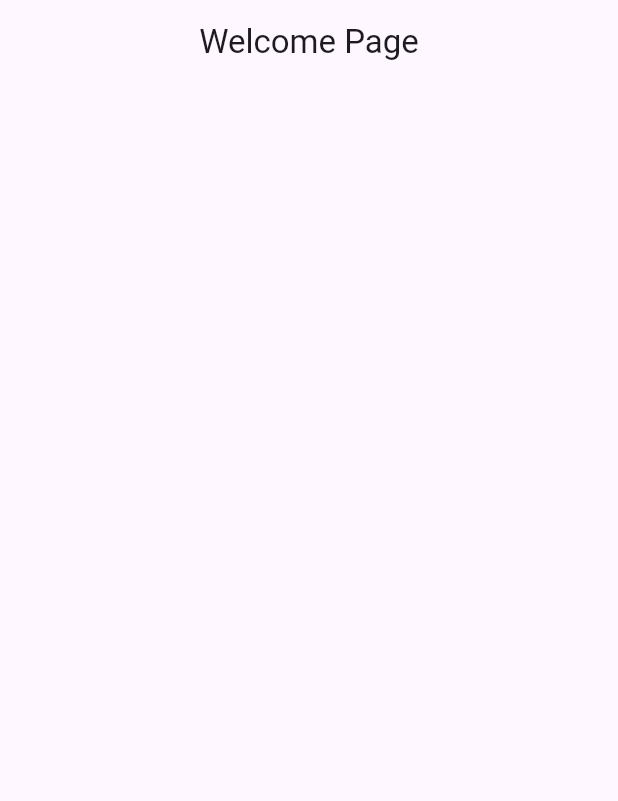
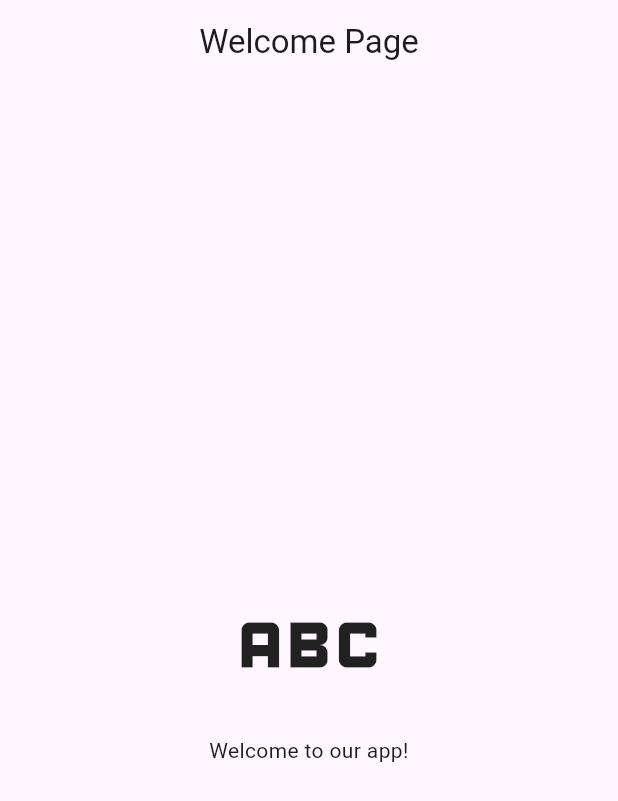
Before and after one commit to abdymazhittoretay/social_media_app, a Flutter app: the screen it shows after launch, on a phone screen of 412 x 824 dp. Shown: the top 801 px of the screen. Run offline on Flutter 3.47's test engine with Material 3 defaults, Android fonts, the phone set to English and light mode, and no system bars.

Commit message:
created icon and welcome text

```diff
--- a/lib/pages/welcome_page.dart
+++ b/lib/pages/welcome_page.dart
@@ -7,6 +7,16 @@ class WelcomePage extends StatelessWidget {
   Widget build(BuildContext context) {
     return Scaffold(
       appBar: AppBar(title: Text("Welcome Page"), centerTitle: true),
+      body: Center(
+        child: Column(
+          mainAxisAlignment: MainAxisAlignment.center,
+          crossAxisAlignment: CrossAxisAlignment.center,
+          children: [
+            Icon(Icons.abc, size: 120.0),
+            Text("Welcome to our app!", textAlign: TextAlign.center),
+          ],
+        ),
+      ),
     );
   }
 }
```
